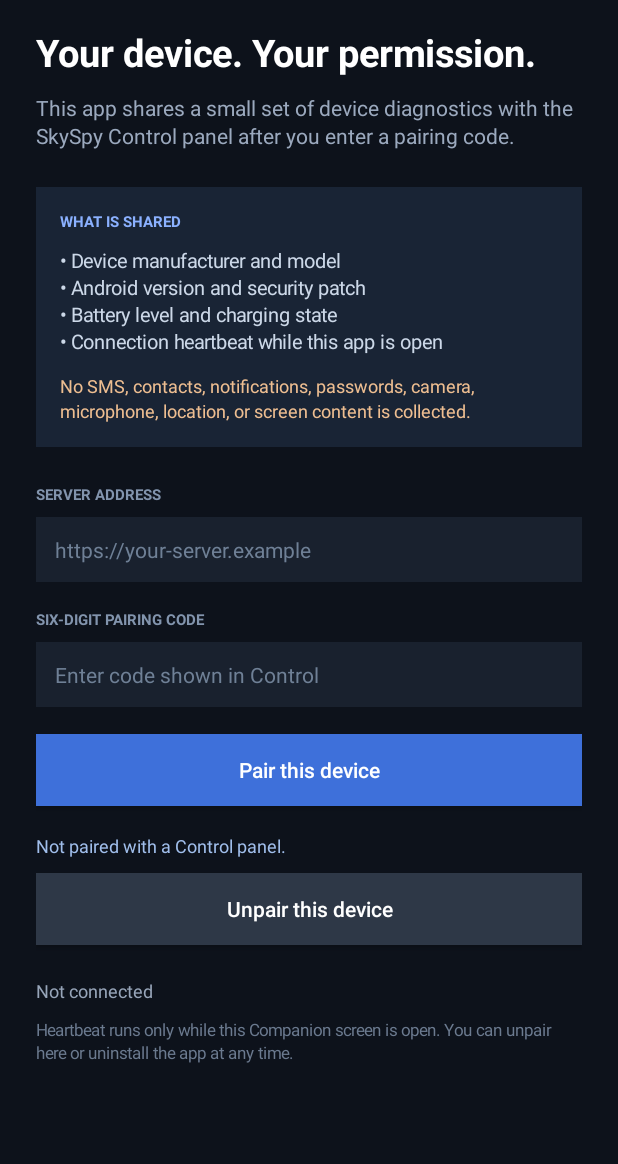
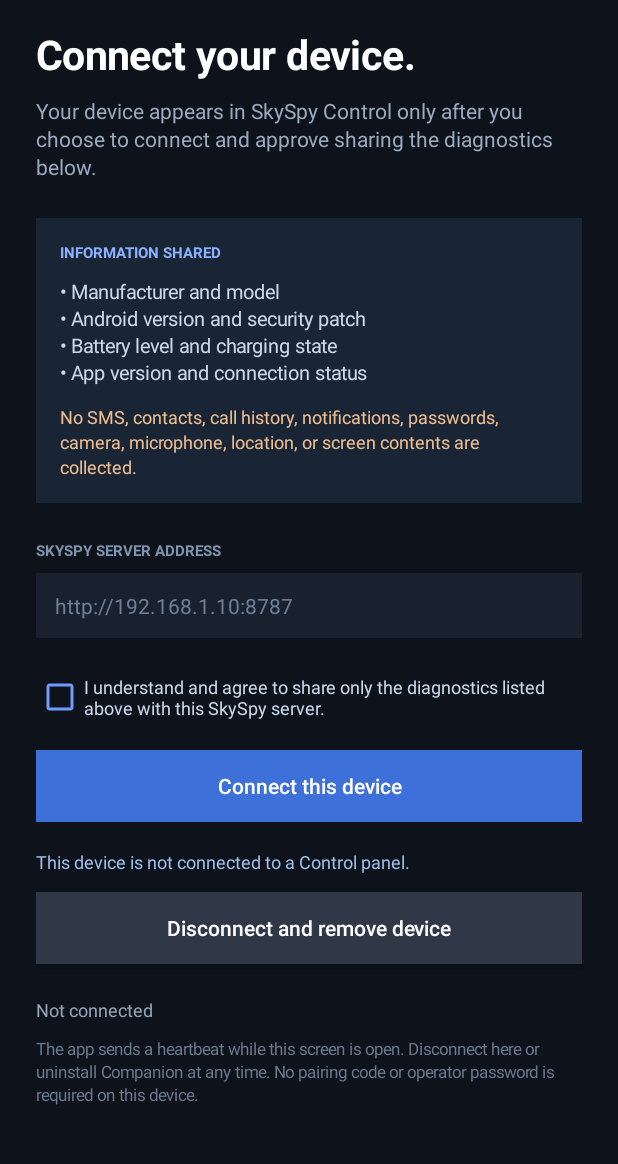
Before and after one commit to sky-pixel-Sp/spysky, an Android app: the screen it shows after launch (MainActivity), on a phone screen of 412 x 824 dp, the part 68-1232 px from its top. Run offline under Robolectric (Android 15) with nearby library versions, the phone set to English and light mode, and no system bars; 1 statement that could not run was skipped.

Commit message:
feat: replace pairing code with explicit one-tap Companion enrollment

```diff
--- a/apps/companion/app/src/main/java/id/skyspy/companion/MainActivity.kt
+++ b/apps/companion/app/src/main/java/id/skyspy/companion/MainActivity.kt
@@ -8,19 +8,22 @@ import android.os.Looper
 import android.view.Gravity
 import android.view.ViewGroup
 import android.widget.Button
+import android.widget.CheckBox
 import android.widget.EditText
 import android.widget.LinearLayout
 import android.widget.ScrollView
 import android.widget.TextView
 import org.json.JSONObject
+import java.util.UUID
 
 class MainActivity : Activity() {
     private val preferences by lazy { getSharedPreferences("skyspy_companion", MODE_PRIVATE) }
     private val handler = Handler(Looper.getMainLooper())
     private lateinit var serverInput: EditText
-    private lateinit var codeInput: EditText
+    private lateinit var consentCheck: CheckBox
     private lateinit var statusText: TextView
-    private lateinit var pairedText: TextView
+    private lateinit var registeredText: TextView
+    private lateinit var connectButton: Button
 
     private val heartbeatTask = object : Runnable {
         override fun run() {
@@ -32,7 +35,7 @@ class MainActivity : Activity() {
     override fun onCreate(savedInstanceState: Bundle?) {
         super.onCreate(savedInstanceState)
         buildScreen()
-        renderPairingState()
+        renderRegistrationState()
     }
 
     override fun onResume() {
@@ -61,21 +64,17 @@ class MainActivity : Activity() {
         scroll.addView(content)
         setContentView(scroll)
 
-        val brand = TextView(this).apply {
+        content.addView(TextView(this).apply {
             text = "SKYSPY  /  COMPANION"
             setTextColor(Color.rgb(139, 177, 255))
             textSize = 11f
             letterSpacing = 0.14f
-        }
-        content.addView(brand)
+        })
 
-        val title = text("Your device. Your permission.", 25f, Color.WHITE, true)
-        val titleParams = params(top = 18)
-        content.addView(title, titleParams)
-
+        content.addView(text("Connect your device.", 27f, Color.WHITE, true), params(top = 18))
         content.addView(
             text(
-                "This app shares a small set of device diagnostics with the SkySpy Control panel after you enter a pairing code.",
+                "Your device appears in SkySpy Control only after you choose to connect and approve sharing the diagnostics below.",
                 14f,
                 Color.rgb(155, 169, 190),
                 false
@@ -84,61 +83,102 @@ class MainActivity : Activity() {
         )
 
         val consentCard = card()
-        consentCard.addView(text("WHAT IS SHARED", 10f, Color.rgb(139, 177, 255), true))
-        consentCard.addView(text("• Device manufacturer and model\n• Android version and security patch\n• Battery level and charging state\n• Connection heartbeat while this app is open", 13f, Color.rgb(204, 216, 232), false), params(top = 10))
-        consentCard.addView(text("No SMS, contacts, notifications, passwords, camera, microphone, location, or screen content is collected.", 12f, Color.rgb(238, 190, 145), false), params(top = 12))
+        consentCard.addView(text("INFORMATION SHARED", 10f, Color.rgb(139, 177, 255), true))
+        consentCard.addView(
+            text(
+                "• Manufacturer and model\n• Android version and security patch\n• Battery level and charging state\n• App version and connection status",
+                13f,
+                Color.rgb(204, 216, 232),
+                false
+            ),
+            params(top = 10)
+        )
+        consentCard.addView(
+            text(
+                "No SMS, contacts, call history, notifications, passwords, camera, microphone, location, or screen contents are collected.",
+                12f,
+                Color.rgb(238, 190, 145),
+                false
+            ),
+            params(top = 12)
+        )
         content.addView(consentCard, params(top = 25))
 
-        content.addView(text("SERVER ADDRESS", 10f, Color.rgb(130, 148, 173), true), params(top = 25))
-        serverInput = editText("https://your-server.example")
+        content.addView(text("SKYSPY SERVER ADDRESS", 10f, Color.rgb(130, 148, 173), true), params(top = 25))
+        serverInput = editText("http://192.168.1.10:8787")
         serverInput.setText(preferences.getString(KEY_SERVER_URL, ""))
         content.addView(serverInput, params(top = 8))
 
-        content.addView(text("SIX-DIGIT PAIRING CODE", 10f, Color.rgb(130, 148, 173), true), params(top = 18))
-        codeInput = editText("Enter code shown in Control")
-        codeInput.inputType = android.text.InputType.TYPE_CLASS_NUMBER
-        content.addView(codeInput, params(top = 8))
+        consentCheck = CheckBox(this).apply {
+            text = "I understand and agree to share only the diagnostics listed above with this SkySpy server."
+            setTextColor(Color.rgb(201, 215, 233))
+            textSize = 12f
+            buttonTintList = android.content.res.ColorStateList.valueOf(Color.rgb(111, 157, 255))
+            setPadding(0, dp(8), 0, dp(8))
+        }
+        content.addView(consentCheck, params(top = 16))
 
-        val pairButton = button("Pair this device")
-        pairButton.setOnClickListener { pairDevice() }
-        content.addView(pairButton, params(top = 18))
+        connectButton = button("Connect this device")
+        connectButton.isEnabled = false
+        connectButton.setOnClickListener { registerDevice() }
+        content.addView(connectButton, params(top = 12))
 
-        pairedText = text("", 12f, Color.rgb(160, 190, 235), false)
-        content.addView(pairedText, params(top = 18))
+        registeredText = text("", 12f, Color.rgb(160, 190, 235), false)
+        content.addView(registeredText, params(top = 18))
 
-        val unpairButton = button("Unpair this device")
+        val unpairButton = button("Disconnect and remove device")
         unpairButton.setBackgroundColor(Color.rgb(46, 56, 71))
         unpairButton.setOnClickListener { unpairDevice() }
-        content.addView(unpairButton, params(top = 10))
+        content.addView(unpairButton, params(top = 12))
 
         statusText = text("Not connected", 12f, Color.rgb(151, 165, 185), false)
         content.addView(statusText, params(top = 22))
         content.addView(
-            text("Heartbeat runs only while this Companion screen is open. You can unpair here or uninstall the app at any time.", 11f, Color.rgb(107, 122, 143), false),
+            text(
+                "The app sends a heartbeat while this screen is open. Disconnect here or uninstall Companion at any time. No pairing code or operator password is required on this device.",
+                11f,
+                Color.rgb(107, 122, 143),
+                false
+            ),
             params(top = 10)
         )
+
+        consentCheck.setOnCheckedChangeListener { _, checked ->
+            connectButton.isEnabled = checked
+        }
     }
 
-    private fun pairDevice() {
+    private fun installationId(): String {
+        val existing = preferences.getString(KEY_INSTALL_ID, null)
+        if (!existing.isNullOrBlank()) return existing
+        val created = UUID.randomUUID().toString()
+        preferences.edit().putString(KEY_INSTALL_ID, created).apply()
+        return created
+    }
+
+    private fun registerDevice() {
         val baseUrl = serverInput.text.toString().trim().trimEnd('/')
-        val code = codeInput.text.toString().trim()
         if (!ApiClient.isAllowedServerUrl(baseUrl)) {
-            statusText.text = "Use HTTPS remotely, or a private IPv4 address for trusted LAN HTTP."
+            statusText.text = "Use HTTPS remotely, or a private IPv4 address for trusted LAN."
             return
         }
-        if (!Regex("^\\d{6}$").matches(code)) {
-            statusText.text = "Enter the six-digit code from SkySpy Control."
+        if (!consentCheck.isChecked) {
+            statusText.text = "Approve the diagnostics sharing notice before connecting."
             return
         }
 
-        statusText.text = "Connecting and requesting device pairing…"
+        connectButton.isEnabled = false
+        statusText.text = "Connecting this device to SkySpy Control…"
         Thread {
             try {
                 val info = DeviceInfo.collect(this)
                 val response = ApiClient.postJson(
                     baseUrl,
-                    "/api/pairing/claim",
-                    JSONObject().put("code", code).put("device", info.toJson())
+                    "/api/device/register",
+                    JSONObject()
+                        .put("installId", installationId())
+                        .put("consent", true)
+                        .put("device", info.toJson())
                 )
                 val deviceId = response.getString("deviceId")
                 val deviceToken = response.getString("deviceToken")
@@ -148,15 +188,16 @@ class MainActivity : Activity() {
                     .putString(KEY_DEVICE_TOKEN, deviceToken)
                     .apply()
                 runOnUiThread {
-                    codeInput.text.clear()
-                    renderPairingState()
-                    statusText.text = "Paired successfully. Sending status while this app is open."
+                    renderRegistrationState()
+                    statusText.text = "Connected. This device should now appear in SkySpy Control."
                     handler.removeCallbacks(heartbeatTask)
                     handler.post(heartbeatTask)
+                    consentCheck.isChecked = false
                 }
             } catch (error: Exception) {
                 runOnUiThread {
-                    statusText.text = "Pairing failed: ${error.message ?: "Unknown error"}"
+                    statusText.text = "Connection failed: ${error.message ?: "Unknown error"}"
+                    connectButton.isEnabled = consentCheck.isChecked
                 }
             }
         }.start()
@@ -173,7 +214,7 @@ class MainActivity : Activity() {
                     JSONObject().put("device", DeviceInfo.collect(this).toJson()),
                     token
                 )
-                runOnUiThread { statusText.text = "Connected · last heartbeat just now" }
+                runOnUiThread { statusText.text = "Connected · heartbeat sent just now" }
             } catch (error: Exception) {
                 runOnUiThread { statusText.text = "Connection issue: ${error.message ?: "Server unavailable"}" }
             }
@@ -184,39 +225,39 @@ class MainActivity : Activity() {
         val baseUrl = preferences.getString(KEY_SERVER_URL, null)
         val token = preferences.getString(KEY_DEVICE_TOKEN, null)
         if (baseUrl.isNullOrBlank() || token.isNullOrBlank()) {
-            preferences.edit().clear().apply()
-            renderPairingState()
-            statusText.text = "This device is not paired."
+            statusText.text = "This device is not connected."
             return
         }
 
-        statusText.text = "Requesting server-side unpair…"
+        statusText.text = "Removing this device from Control…"
         Thread {
             try {
                 ApiClient.postJson(baseUrl, "/api/device/unpair", JSONObject(), token)
-                preferences.edit().clear().apply()
+                preferences.edit()
+                    .remove(KEY_SERVER_URL)
+                    .remove(KEY_DEVICE_ID)
+                    .remove(KEY_DEVICE_TOKEN)
+                    .apply()
                 runOnUiThread {
                     handler.removeCallbacks(heartbeatTask)
-                    serverInput.setText("")
-                    codeInput.text.clear()
-                    renderPairingState()
-                    statusText.text = "Unpaired. This device was removed from the Control inventory."
+                    renderRegistrationState()
+                    statusText.text = "Disconnected. This device was removed from Control."
                 }
             } catch (error: Exception) {
                 runOnUiThread {
-                    statusText.text = "Unpair could not be confirmed: ${error.message ?: "Server unavailable"}. Pairing data was kept."
+                    statusText.text = "Disconnect could not be confirmed: ${error.message ?: "Server unavailable"}"
                 }
             }
         }.start()
     }
 
-    private fun renderPairingState() {
+    private fun renderRegistrationState() {
         val deviceId = preferences.getString(KEY_DEVICE_ID, null)
         val server = preferences.getString(KEY_SERVER_URL, null)
-        if (deviceId.isNullOrBlank()) {
-            pairedText.text = "Not paired with a Control panel."
+        registeredText.text = if (deviceId.isNullOrBlank()) {
+            "This device is not connected to a Control panel."
         } else {
-            pairedText.text = "Paired device ID: $deviceId\nServer: $server"
+            "Connected device ID: " + deviceId + "\nServer: " + server
         }
     }
 
@@ -245,12 +286,8 @@ class MainActivity : Activity() {
         minHeight = dp(48)
     }
 
-    private fun text(
-        value: String,
-        size: Float,
-        color: Int,
-        bold: Boolean
-    ): TextView = TextView(this).apply {
+    private fun text(value: String, size: Float, color: Int, bold: Boolean): TextView =
+        TextView(this).apply {
             text = value
             textSize = size
             setTextColor(color)
@@ -273,6 +310,7 @@ class MainActivity : Activity() {
         private const val KEY_SERVER_URL = "server_url"
         private const val KEY_DEVICE_ID = "device_id"
         private const val KEY_DEVICE_TOKEN = "device_token"
+        private const val KEY_INSTALL_ID = "install_id"
         private const val HEARTBEAT_INTERVAL_MS = 30_000L
     }
 }
```
Lines whose indentation alone changed are shown as unchanged.
